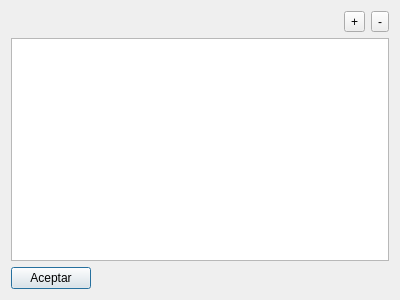
The window that Dialogs/DlgPPPProfiles.ui (silderan/QMikPPPManager) describes before a commit, drawn with Qt 5.
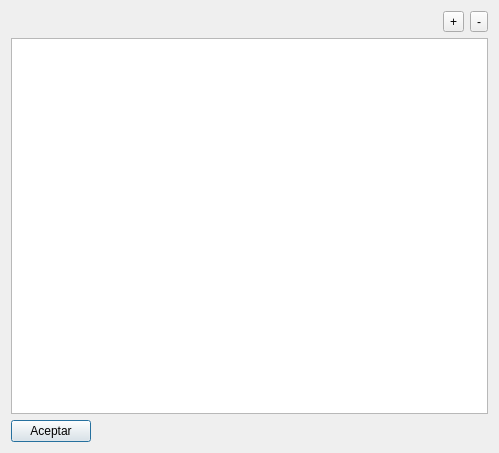
The same window after the commit. Custom widgets are drawn as their Qt base class.

Patch:
```diff
--- a/Dialogs/DlgPPPProfiles.ui
+++ b/Dialogs/DlgPPPProfiles.ui
@@ -6,8 +6,8 @@
    <rect>
     <x>0</x>
     <y>0</y>
-    <width>400</width>
-    <height>300</height>
+    <width>499</width>
+    <height>453</height>
    </rect>
   </property>
   <property name="windowTitle">
@@ -21,7 +21,7 @@
      </property>
      <property name="sizeHint" stdset="0">
       <size>
-       <width>329</width>
+       <width>428</width>
        <height>20</height>
       </size>
      </property>
@@ -59,6 +59,13 @@
    </item>
   </layout>
  </widget>
+ <customwidgets>
+  <customwidget>
+   <class>QPPPProfilesTableWidget</class>
+   <extends>QTableWidget</extends>
+   <header>Widgets/QPPPProfilesTableWidget.h</header>
+  </customwidget>
+ </customwidgets>
  <resources/>
  <connections/>
 </ui>
```
Left out of the diff: 4 changed lines with no effect on the pictures.
